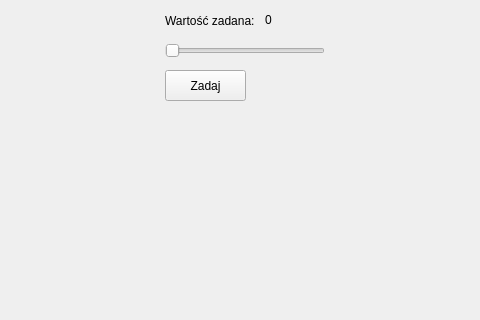
Above: scada/SCADA/mainwindow.ui from mateusz28431/SCADA_STM32 before the change; both pictures show x 275 to 755 and y 370 to 690 of the 1366 by 807 pixel window. Below: the same form after it.
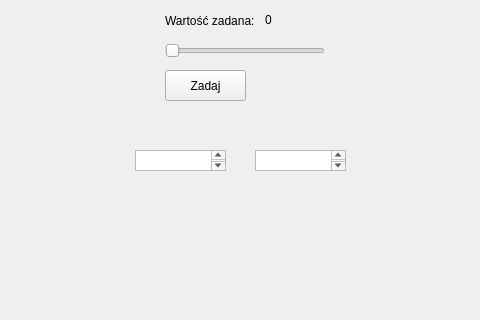
That is the form after the change.

```diff
--- a/scada/SCADA/mainwindow.ui
+++ b/scada/SCADA/mainwindow.ui
@@ -153,6 +153,26 @@
      <string>Zadaj</string>
     </property>
    </widget>
+   <widget class="QTextEdit" name="x1_val">
+    <property name="geometry">
+     <rect>
+      <x>410</x>
+      <y>520</y>
+      <width>91</width>
+      <height>21</height>
+     </rect>
+    </property>
+   </widget>
+   <widget class="QTextEdit" name="x2_val">
+    <property name="geometry">
+     <rect>
+      <x>530</x>
+      <y>520</y>
+      <width>91</width>
+      <height>21</height>
+     </rect>
+    </property>
+   </widget>
   </widget>
   <widget class="QMenuBar" name="menuBar">
    <property name="enabled">
```
